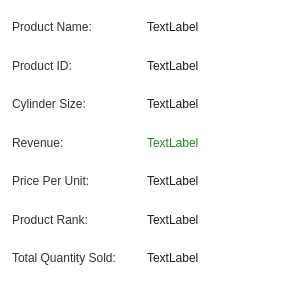
Above: app/src/ui/NEW/best_selling_product_template.ui from Kazu0210/Inventory-System before the change. Below: the same form after it.
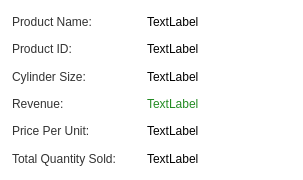
That is the form after the change.

What changed in the file:
```diff
--- a/app/src/ui/NEW/best_selling_product_template.ui
+++ b/app/src/ui/NEW/best_selling_product_template.ui
@@ -1,38 +1,26 @@
 <?xml version="1.0" encoding="UTF-8"?>
 <ui version="4.0">
- <class>Form</class>
- <widget class="QWidget" name="Form">
+ <class>Frame</class>
+ <widget class="QFrame" name="Frame">
   <property name="geometry">
    <rect>
     <x>0</x>
     <y>0</y>
-    <width>300</width>
-    <height>285</height>
+    <width>303</width>
+    <height>180</height>
    </rect>
   </property>
-  <property name="sizePolicy">
-   <sizepolicy hsizetype="Fixed" vsizetype="Fixed">
-    <horstretch>0</horstretch>
-    <verstretch>0</verstretch>
-   </sizepolicy>
-  </property>
-  <property name="minimumSize">
-   <size>
-    <width>300</width>
-    <height>200</height>
-   </size>
-  </property>
   <property name="windowTitle">
    <string>Form</string>
   </property>
   <property name="styleSheet">
-   <string notr="true">*{
+   <string notr="true">#Frame{
 font: 10pt &quot;Noto Sans&quot;;
-color: #1E1E1E;
-background-color: transparent;
-}
-#Form{
 background-color: #fff;
+border-radius: 5px;
+}
+*{
+background-color: transparent;
 }</string>
   </property>
   <layout class="QVBoxLayout" name="verticalLayout">
@@ -355,69 +343,6 @@
      </layout>
     </widget>
    </item>
-   <item>
-    <widget class="QFrame" name="frame_6">
-     <property name="frameShape">
-      <enum>QFrame::StyledPanel</enum>
-     </property>
-     <property name="frameShadow">
-      <enum>QFrame::Raised</enum>
-     </property>
-     <layout class="QHBoxLayout" name="horizontalLayout_6">
-      <property name="spacing">
-       <number>5</number>
-      </property>
-      <property name="leftMargin">
-       <number>0</number>
-      </property>
-      <property name="topMargin">
-       <number>0</number>
-      </property>
-      <property name="rightMargin">
-       <number>0</number>
-      </property>
-      <property name="bottomMargin">
-       <number>0</number>
-      </property>
-      <item>
-       <widget class="QLabel" name="label_6">
-        <property name="sizePolicy">
-         <sizepolicy hsizetype="Preferred" vsizetype="Preferred">
-          <horstretch>0</horstretch>
-          <verstretch>0</verstretch>
-         </sizepolicy>
-        </property>
-        <property name="minimumSize">
-         <size>
-          <width>130</width>
-          <height>0</height>
-         </size>
-        </property>
-        <property name="maximumSize">
-         <size>
-          <width>130</width>
-          <height>16777215</height>
-         </size>
-        </property>
-        <property name="styleSheet">
-         <string notr="true">font: 63 10pt &quot;Noto Sans SemiBold&quot;;
-color: #333333;</string>
-        </property>
-        <property name="text">
-         <string>Product Rank:</string>
-        </property>
-       </widget>
-      </item>
-      <item>
-       <widget class="QLabel" name="productRank_label">
-        <property name="text">
-         <string>TextLabel</string>
-        </property>
-       </widget>
-      </item>
-     </layout>
-    </widget>
-   </item>
    <item>
     <widget class="QFrame" name="frame_7">
      <property name="frameShape">
```
Left out of the diff: 2 changed lines with no effect on the pictures.
